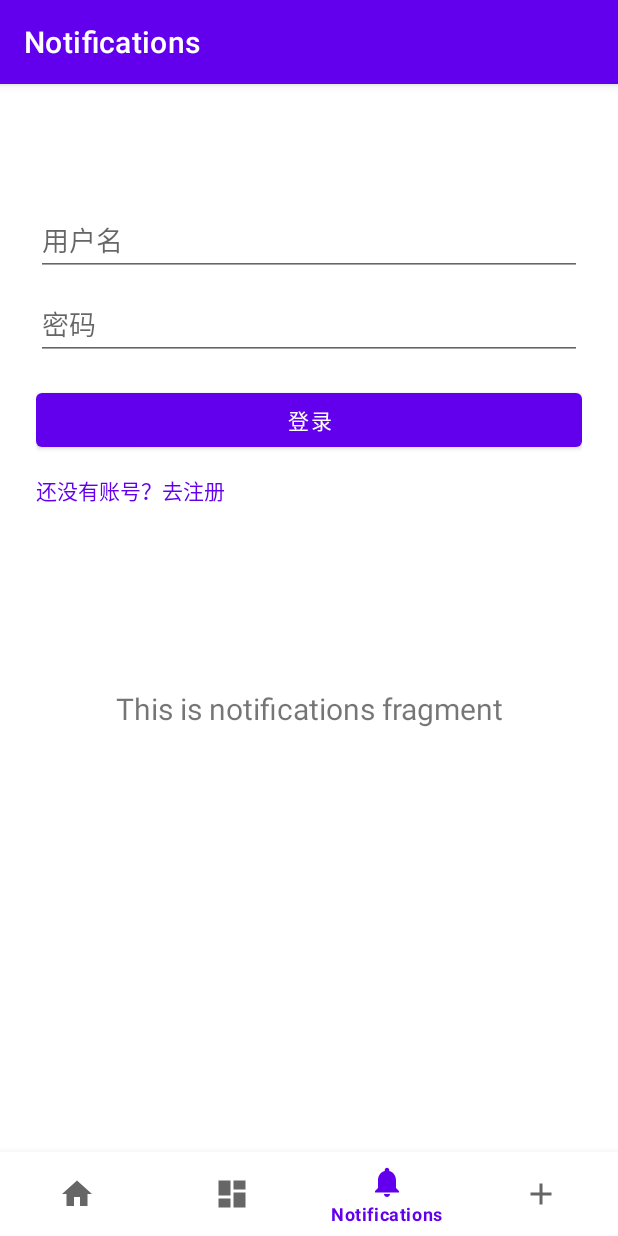
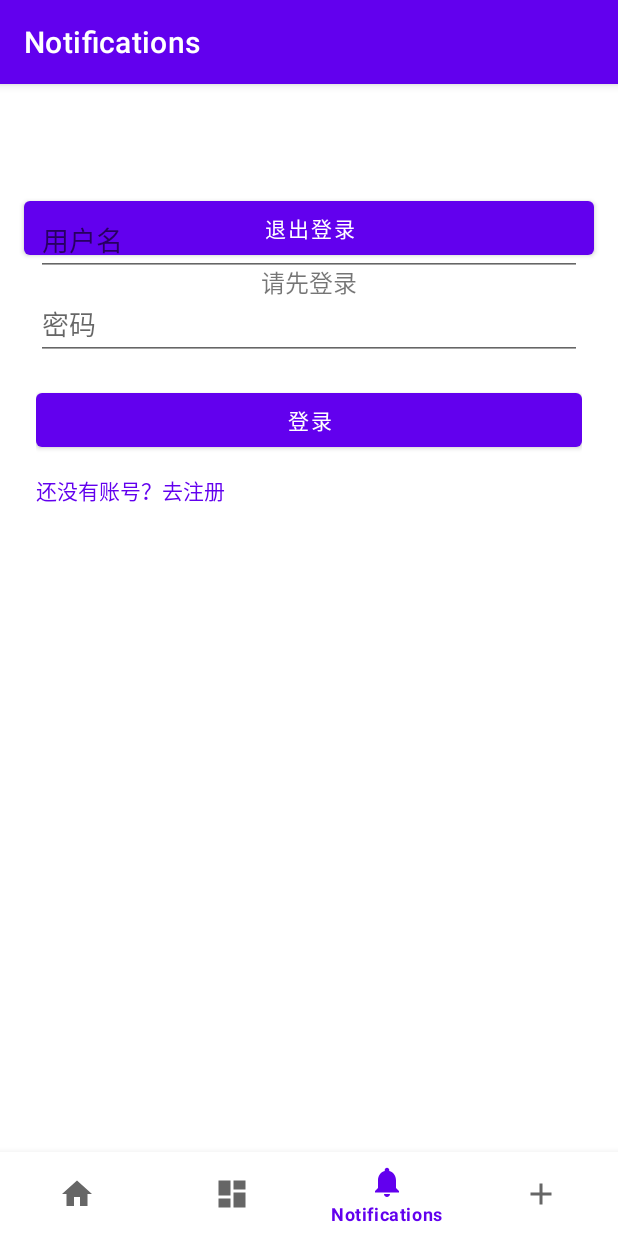
Before and after one commit to lu-kai-2002/AndroidFinalproject, an Android app: the fragment NotificationsFragment placed in its activity, item 3 of the bottom bar chosen, on a phone screen of 412 x 824 dp. Run offline under Robolectric (Android 15) with nearby library versions, the phone set to English and light mode, and no system bars; our stand-ins replace navigation-ui.

Commit message:
notification添加

```diff
--- a/app/src/main/java/com/example/finalproject/ui/login/loginDBhelper.java
+++ b/app/src/main/java/com/example/finalproject/ui/login/loginDBhelper.java
@@ -8,7 +8,7 @@ import android.database.Cursor;
 
 public class loginDBhelper extends SQLiteOpenHelper {
     private static final String DATABASE_NAME = "app.db";
-    private static final int DATABASE_VERSION = 1;
+    private static final int DATABASE_VERSION = 3;
 
     public static final String TABLE_USERS = "users";
     public static final String COL_ID       = "id";
--- /dev/null
+++ b/app/src/main/java/com/example/finalproject/ui/notifications/NotificationDbHelper.java
@@ -0,0 +1,40 @@
+package com.example.finalproject.ui.notifications;
+
+import android.content.Context;
+import android.database.sqlite.SQLiteDatabase;
+import android.database.sqlite.SQLiteOpenHelper;
+
+public class NotificationDbHelper extends SQLiteOpenHelper {
+
+    private static final String DATABASE_NAME = "app2.db";
+    private static final int DATABASE_VERSION = 1; // bump when adding new tables
+
+    public static final String TABLE_NAME = "notifications";
+
+    public NotificationDbHelper(Context context) {
+        super(context, DATABASE_NAME, null, DATABASE_VERSION);
+    }
+
+    @Override
+    public void onCreate(SQLiteDatabase db) {
+        String sql = "CREATE TABLE IF NOT EXISTS " + TABLE_NAME + " (" +
+                "id INTEGER PRIMARY KEY AUTOINCREMENT," +
+                "receiverId INTEGER NOT NULL," +
+                "postId INTEGER NOT NULL," +
+                "commentId INTEGER NOT NULL," +
+                "contentPreview TEXT," +
+                "timestamp INTEGER NOT NULL," +
+                "isRead INTEGER DEFAULT 0);";
+        db.execSQL(sql);
+
+        // 其他旧表的建表 SQL（若有）同样放在这里
+    }
+
+    @Override
+    public void onUpgrade(SQLiteDatabase db, int oldVersion, int newVersion) {
+        if (oldVersion < 2) {
+            db.execSQL("DROP TABLE IF EXISTS " + TABLE_NAME);
+            onCreate(db);
+        }
+    }
+}
--- a/app/src/main/java/com/example/finalproject/ui/notifications/NotificationsFragment.java
+++ b/app/src/main/java/com/example/finalproject/ui/notifications/NotificationsFragment.java
@@ -1,32 +1,71 @@
 package com.example.finalproject.ui.notifications;
 
+import android.content.Context;
+import android.content.Intent;
+import android.content.SharedPreferences;
 import android.os.Bundle;
 import android.view.LayoutInflater;
 import android.view.View;
 import android.view.ViewGroup;
 import android.widget.TextView;
+import android.widget.Toast;
 
 import androidx.annotation.NonNull;
 import androidx.fragment.app.Fragment;
 import androidx.lifecycle.ViewModelProvider;
+import androidx.recyclerview.widget.LinearLayoutManager;
 
+
+import com.example.finalproject.PostDetailActivity;
+import com.example.finalproject.R;
 import com.example.finalproject.databinding.FragmentNotificationsBinding;
+import com.example.finalproject.ui.NotificationContainerFragment;
+import com.example.finalproject.ui.auth.AuthManager;
+import com.example.finalproject.ui.login.LoginFragment;
+
+
+import java.util.List;
 
 public class NotificationsFragment extends Fragment {
 
     private FragmentNotificationsBinding binding;
+    private NotificationAdapter          adapter;
+    private NotificationDao              dao;
 
-    public View onCreateView(@NonNull LayoutInflater inflater,
-                             ViewGroup container, Bundle savedInstanceState) {
-        NotificationsViewModel notificationsViewModel =
+    /* ---------- life-cycle ---------- */
+
+    @Override
+    public View onCreateView(
+            @NonNull LayoutInflater inflater,
+            ViewGroup              container,
+            Bundle                 savedInstanceState) {
+
+        /* --- keep original ViewModel demo text (optional) --- */
+        NotificationsViewModel vm =
                 new ViewModelProvider(this).get(NotificationsViewModel.class);
 
         binding = FragmentNotificationsBinding.inflate(inflater, container, false);
         View root = binding.getRoot();
 
-        final TextView textView = binding.textNotifications;
-        notificationsViewModel.getText().observe(getViewLifecycleOwner(), textView::setText);
+
+
+        /* --- RecyclerView set-up --- */
+        dao     = new NotificationDao(requireContext());
+        adapter = new NotificationAdapter();
+        adapter.setOnItemClickListener(this::openPost);
+
+        binding.recyclerViewNotifications.setLayoutManager(
+                new LinearLayoutManager(getContext()));
+        binding.recyclerViewNotifications.setAdapter(adapter);
+        setUpLogoutButton();
+        loadData();
         return root;
+    }
+
+    @Override
+    public void onResume() {
+        super.onResume();
+        loadData();          // refresh when coming back
     }
 
     @Override
@@ -34,4 +73,71 @@ public class NotificationsFragment extends Fragment {
         super.onDestroyView();
         binding = null;
     }
+
+    /* ---------- helpers ---------- */
+
+    /** read current userId exactly the same way as LoginFragment */
+    private int getCurrentUserId() {
+        SharedPreferences sp = requireContext()
+                .getSharedPreferences("app_prefs", Context.MODE_PRIVATE);
+        return sp.getInt("current_user_id", -1);
+    }
+
+    /** (re)load list or show hint when not logged-in / empty */
+    private void loadData() {
+        int uid = getCurrentUserId();
+        if (uid == -1) {
+            // not logged-in
+            binding.tvEmpty.setText("请先登录");
+            binding.tvEmpty.setVisibility(View.VISIBLE);
+            binding.recyclerViewNotifications.setVisibility(View.GONE);
+            adapter.submitList(null);
+            return;
+        }
+
+        // query DB
+        var list = dao.getNotificationsByReceiver(uid);
+
+        boolean empty = list.isEmpty();
+        binding.tvEmpty.setText(empty ? "暂无消息" : "");
+        binding.tvEmpty.setVisibility(empty ? View.VISIBLE : View.GONE);
+        binding.recyclerViewNotifications.setVisibility(empty ? View.GONE : View.VISIBLE);
+
+        adapter.submitList(list);   // DiffUtil handles anim
+    }
+    /** init logout button */
+    private void setUpLogoutButton() {
+        binding.btnLogout.setOnClickListener(v -> {
+
+            /* 1) clear login flags */
+            SharedPreferences sp = requireContext()
+                    .getSharedPreferences("app_prefs", Context.MODE_PRIVATE);
+            sp.edit()
+                    .remove("is_logged_in")
+                    .remove("current_user_id")
+                    .apply();
+            AuthManager.setLoggedIn(false);
+
+            /* 2) toast */
+            Toast.makeText(getContext(), "已退出登录", Toast.LENGTH_SHORT).show();
+
+            /* 3) let parent (NotificationContainerFragment) reload child */
+            Fragment parent = getParentFragment();
+            if (parent instanceof NotificationContainerFragment) {
+                ((NotificationContainerFragment) parent).loadChildFragment();
+            } else {
+                // 理论上进不到这里；保险起见直接 pop back-stack
+                requireActivity().getSupportFragmentManager().popBackStack();
+            }
+        });
+    }
+
+    /** open post detail & mark as read */
+    private void openPost(NotificationEntity n) {
+        dao.markAsRead(n.getId());
+
+        Intent i = new Intent(getContext(), PostDetailActivity.class);
+        i.putExtra("post_id", n.getPostId());
+        startActivity(i);
+    }
 }
--- a/app/src/main/res/layout/fragment_notifications.xml
+++ b/app/src/main/res/layout/fragment_notifications.xml
@@ -1,22 +1,42 @@
 <?xml version="1.0" encoding="utf-8"?>
-<androidx.constraintlayout.widget.ConstraintLayout xmlns:android="http://schemas.android.com/apk/res/android"
+<androidx.constraintlayout.widget.ConstraintLayout
+    xmlns:android="http://schemas.android.com/apk/res/android"
     xmlns:app="http://schemas.android.com/apk/res-auto"
-    xmlns:tools="http://schemas.android.com/tools"
     android:layout_width="match_parent"
-    android:layout_height="match_parent"
-    tools:context=".ui.notifications.NotificationsFragment">
+    android:layout_height="match_parent">
 
+    <!-- ★ 退出登录按钮（置顶） -->
+    <Button
+        android:id="@+id/btn_logout"
+        android:layout_width="0dp"
+        android:layout_height="wrap_content"
+        android:text="退出登录"
+        android:layout_margin="16dp"
+        app:layout_constraintStart_toStartOf="parent"
+        app:layout_constraintEnd_toEndOf="parent"
+        app:layout_constraintTop_toTopOf="parent"/>
+
+    <!-- 空列表提示：盖在 RecyclerView 之上 -->
     <TextView
-        android:id="@+id/text_notifications"
-        android:layout_width="match_parent"
+        android:id="@+id/tv_empty"
+        android:layout_width="wrap_content"
         android:layout_height="wrap_content"
-        android:layout_marginStart="8dp"
-        android:layout_marginTop="8dp"
-        android:layout_marginEnd="8dp"
-        android:textAlignment="center"
-        android:textSize="20sp"
-        app:layout_constraintBottom_toBottomOf="parent"
+        android:text="暂无消息"
+        android:textSize="16sp"
+        android:visibility="gone"
+        app:layout_constraintStart_toStartOf="parent"
         app:layout_constraintEnd_toEndOf="parent"
+        app:layout_constraintTop_toBottomOf="@id/btn_logout"/>
+
+    <!-- 消息列表：位于按钮下方，占满剩余空间 -->
+    <androidx.recyclerview.widget.RecyclerView
+        android:id="@+id/recyclerViewNotifications"
+        android:layout_width="0dp"
+        android:layout_height="0dp"
+        android:padding="16dp"
+        app:layout_constraintTop_toBottomOf="@id/btn_logout"
         app:layout_constraintStart_toStartOf="parent"
-        app:layout_constraintTop_toTopOf="parent" />
+        app:layout_constraintEnd_toEndOf="parent"
+        app:layout_constraintBottom_toBottomOf="parent"/>
+
 </androidx.constraintlayout.widget.ConstraintLayout>
```
Also changed, not shown: app/src/main/java/com/example/finalproject/PostDetailActivity.java (+86 -57 lines), app/src/main/java/com/example/finalproject/ui/comment/CommentDao.java (+25 -0 lines), app/src/main/java/com/example/finalproject/ui/notifications/NotificationAdapter.java (added, +103 -0 lines), app/src/main/java/com/example/finalproject/ui/notifications/NotificationDao.java (added, +73 -0 lines), app/src/main/java/com/example/finalproject/ui/notifications/NotificationEntity.java (added, +50 -0 lines), app/src/main/java/com/example/finalproject/ui/notifications/TimeUtil.java (added, +11 -0 lines), app/src/main/java/com/example/finalproject/ui/notifications/UserSession.java (added, +29 -0 lines), app/src/main/res/layout/item_notification.xml (added, +37 -0 lines).
